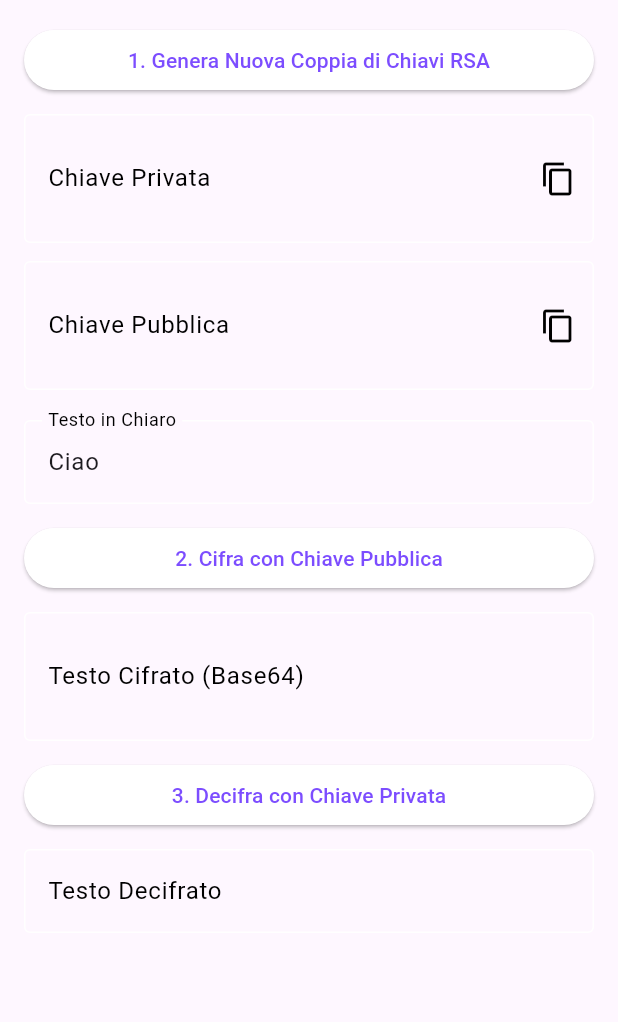
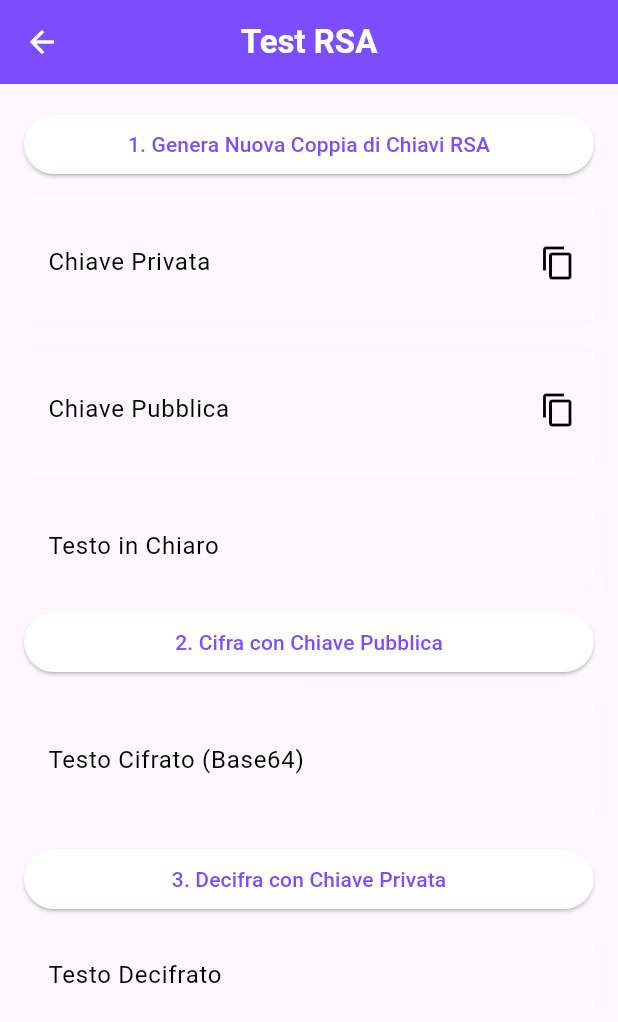
Before and after one commit to SerpenTaki/key_wallet_app, a Flutter app: the RsaTestPage screen opened directly, on a phone screen of 412 x 824 dp. Shown: the top 1022 px of the screen. Run offline on Flutter 3.47's test engine with Material 3 defaults, Android fonts, the light colour scheme and no system bars; our stand-ins replace cloud_firestore, firebase_auth, firebase_core, flutter_secure_storage; missing offline and left inert: pointycastle; accounts and stored records are empty; generated files the repository leaves out were written again.

```diff
--- a/lib/screens/rsa_test_page.dart
+++ b/lib/screens/rsa_test_page.dart
@@ -1,6 +1,6 @@
-import 'dart:convert'; // Per base64Encode e base64Decode
+import 'dart:convert';
 import 'package:flutter/material.dart';
-import 'package:flutter/services.dart'; // Per Clipboard
+import 'package:flutter/services.dart';
 import 'package:key_wallet_app/services/cryptography_gen.dart';
 import 'package:pointycastle/asymmetric/api.dart' as pointy;
 
@@ -21,7 +21,7 @@ class RsaTestPage extends StatefulWidget {
 class _RsaTestPageState extends State<RsaTestPage> {
   final _privateKeyController = TextEditingController();
   final _publicKeyController = TextEditingController();
-  final _plainTextController = TextEditingController(text: "Ciao");
+  final _plainTextController = TextEditingController();
   final _processedTextController = TextEditingController();
   final _recoveredTextController = TextEditingController();
 
@@ -38,7 +38,9 @@ class _RsaTestPageState extends State<RsaTestPage> {
     }
     if (widget.initialPrivateKeyString != null) {
       _privateKeyController.text = widget.initialPrivateKeyString!;
-      _currentPrivateKey = privateKeyFromString(widget.initialPrivateKeyString!);
+      _currentPrivateKey = privateKeyFromString(
+        widget.initialPrivateKeyString!,
+      );
     }
   }
 
@@ -66,13 +68,17 @@ class _RsaTestPageState extends State<RsaTestPage> {
     }
     if (_currentPublicKey == null) {
       ScaffoldMessenger.of(context).showSnackBar(
-        const SnackBar(content: Text('Nessuna chiave pubblica valida disponibile.')),
+        const SnackBar(
+          content: Text('Nessuna chiave pubblica valida disponibile.'),
+        ),
       );
       return;
     }
 
-    final encrypted =
-    await rsaEncrypt(_plainTextController.text, _currentPublicKey!);
+    final encrypted = await rsaEncrypt(
+      _plainTextController.text,
+      _currentPublicKey!,
+    );
 
     if (encrypted != null) {
       setState(() {
@@ -92,7 +98,9 @@ class _RsaTestPageState extends State<RsaTestPage> {
     }
     if (_currentPrivateKey == null) {
       ScaffoldMessenger.of(context).showSnackBar(
-        const SnackBar(content: Text('Nessuna chiave privata valida disponibile.')),
+        const SnackBar(
+          content: Text('Nessuna chiave privata valida disponibile.'),
+        ),
       );
       return;
     }
@@ -116,8 +124,10 @@ class _RsaTestPageState extends State<RsaTestPage> {
       return;
     }
 
-    final decrypted =
-    await rsaDecrypt(_currentProcessedData!, _currentPrivateKey!);
+    final decrypted = await rsaDecrypt(
+      _currentProcessedData!,
+      _currentPrivateKey!,
+    );
 
     if (decrypted != null) {
       setState(() {
@@ -130,7 +140,10 @@ class _RsaTestPageState extends State<RsaTestPage> {
   }
 
   Widget _buildKeyTextField(
-      TextEditingController controller, String label, String hint) {
+    TextEditingController controller,
+    String label,
+    String hint,
+  ) {
     return TextField(
       controller: controller,
       decoration: InputDecoration(
@@ -157,6 +170,15 @@ class _RsaTestPageState extends State<RsaTestPage> {
   @override
   Widget build(BuildContext context) {
     return Scaffold(
+      appBar: AppBar(
+        title: const Text(
+          'Test RSA',
+          style: TextStyle(fontWeight: FontWeight.bold),
+        ),
+        centerTitle: true,
+        backgroundColor: Theme.of(context).colorScheme.primary,
+        foregroundColor: Theme.of(context).colorScheme.inversePrimary,
+      ),
       body: SingleChildScrollView(
         padding: const EdgeInsets.all(16.0),
         child: Column(
@@ -167,9 +189,17 @@ class _RsaTestPageState extends State<RsaTestPage> {
               child: const Text('1. Genera Nuova Coppia di Chiavi RSA'),
             ),
             const SizedBox(height: 12),
-            _buildKeyTextField(_privateKeyController, 'Chiave Privata', 'Genera o incolla la chiave privata'),
+            _buildKeyTextField(
+              _privateKeyController,
+              'Chiave Privata',
+              'Genera o incolla la chiave privata',
+            ),
             const SizedBox(height: 12),
-            _buildKeyTextField(_publicKeyController, 'Chiave Pubblica', 'Genera o incolla la chiave pubblica'),
+            _buildKeyTextField(
+              _publicKeyController,
+              'Chiave Pubblica',
+              'Genera o incolla la chiave pubblica',
+            ),
             const SizedBox(height: 20),
             TextField(
               controller: _plainTextController,
```
Also changed, not shown: lib/screens/wallet_page.dart (+41 -39 lines), lib/widgets/delete_apple_wallet_alert.dart (+3 -4 lines).
